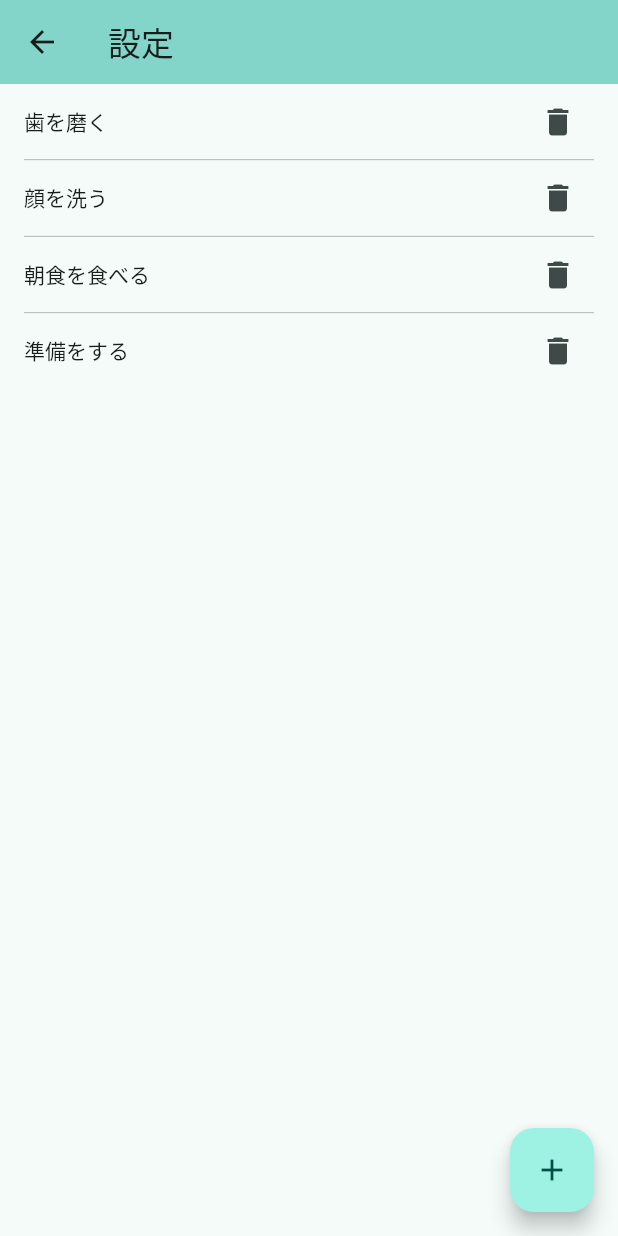
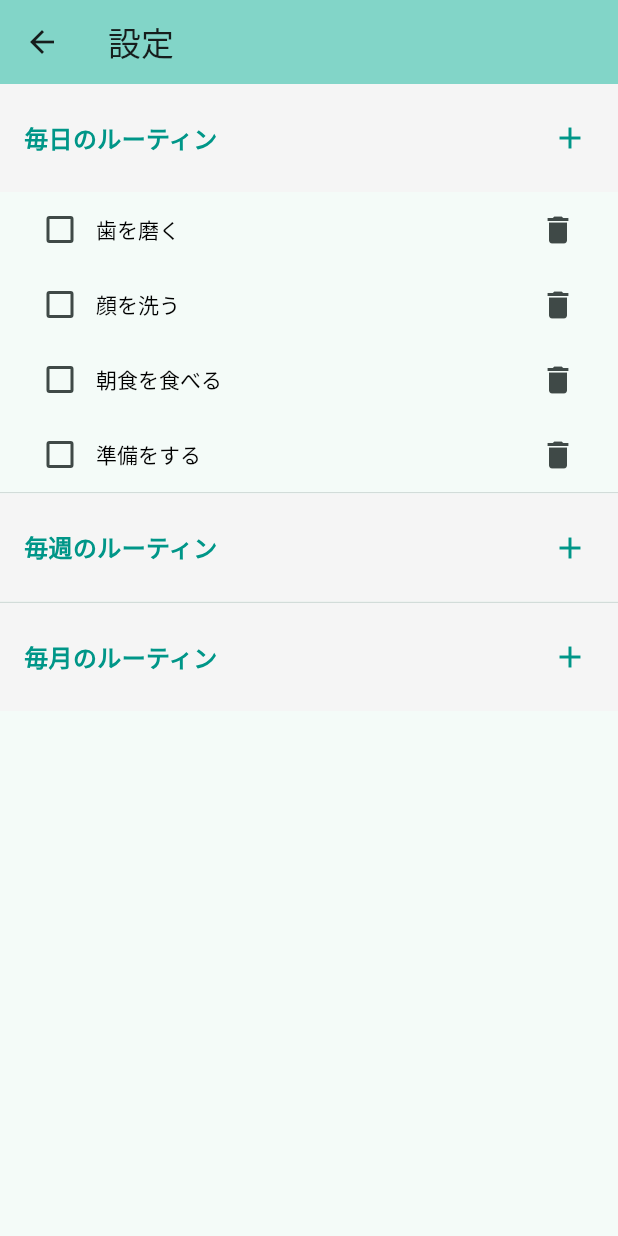
Before and after one commit to kenji-uematsu/morning_routine_app, a Flutter app: the screen it shows after launch, after a tap on the "settings" icon, on a phone screen of 412 x 824 dp. Run offline on Flutter 3.47's test engine with Material 3 defaults, Android fonts, the phone set to English and light mode, and no system bars.

Commit message:
基本機能実装完了

```diff
--- a/lib/main.dart
+++ b/lib/main.dart
@@ -67,10 +67,11 @@ class _MyHomePageState extends State<MyHomePage> {
 
   // タスクリストを追加
   final List<Task> _tasks = [
-    Task('歯を磨く'),
-    Task('顔を洗う'),
-    Task('朝食を食べる'),
-    Task('準備をする'),
+    Task('歯を磨く', period: TaskPeriod.daily),
+    Task('顔を洗う', period: TaskPeriod.daily),
+    Task('朝食を食べる', period: TaskPeriod.daily),
+    Task('準備をする', period: TaskPeriod.daily),
+    // 追加でweeklyやmonthlyのタスクがあれば、それらも明示的に期間を指定
   ];
 
   void _incrementCounter() {
@@ -108,6 +109,14 @@ class _MyHomePageState extends State<MyHomePage> {
 
   @override
   Widget build(BuildContext context) {
+    // 期間ごとにタスクをグループ化
+    final dailyTasks =
+        _tasks.where((task) => task.period == TaskPeriod.daily).toList();
+    final weeklyTasks =
+        _tasks.where((task) => task.period == TaskPeriod.weekly).toList();
+    final monthlyTasks =
+        _tasks.where((task) => task.period == TaskPeriod.monthly).toList();
+
     return Scaffold(
       appBar: AppBar(
         backgroundColor: Theme.of(context).colorScheme.inversePrimary,
@@ -119,7 +128,7 @@ class _MyHomePageState extends State<MyHomePage> {
           ),
         ],
       ),
-      body: Column(
+      body: ListView(
         children: [
           // カウンター部分（既存のまま）
           Center(
@@ -135,50 +144,93 @@ class _MyHomePageState extends State<MyHomePage> {
             ),
           ),
 
-          // タスクリスト（新規追加）
-          const SizedBox(height: 20),
-          const Text(
-            '朝のルーティン',
-            style: TextStyle(fontSize: 18, fontWeight: FontWeight.bold),
+          // 毎日のタスクセクション
+          if (dailyTasks.isNotEmpty) ...[
+            const SizedBox(height: 16),
+            _buildSectionHeader('毎日のルーティン'),
+            ...dailyTasks.map((task) => _buildTaskItem(task)),
+          ],
+
+          // 毎週のタスクセクション
+          if (weeklyTasks.isNotEmpty) ...[
+            const SizedBox(height: 16),
+            _buildSectionHeader('毎週のルーティン'),
+            ...weeklyTasks.map((task) => _buildTaskItem(task)),
+          ],
+
+          // 毎月のタスクセクション
+          if (monthlyTasks.isNotEmpty) ...[
+            const SizedBox(height: 16),
+            _buildSectionHeader('毎月のルーティン'),
+            ...monthlyTasks.map((task) => _buildTaskItem(task)),
+          ],
+        ],
       ),
-          Expanded(
-            child: ListView.builder(
-              itemCount: _tasks.length,
-              itemBuilder: (context, index) {
-                return ListTile(
+      floatingActionButton: FloatingActionButton(
+        onPressed: _openSettings,
+        tooltip: '設定',
+        child: const Icon(Icons.settings),
+      ),
+    );
+  }
+
+  Widget _buildSectionHeader(String title) {
+    return Container(
+      padding: const EdgeInsets.fromLTRB(16, 12, 8, 12),
+      color: Colors.grey[100],
+      child: Text(
+        title,
+        style: const TextStyle(
+          fontSize: 16,
+          fontWeight: FontWeight.bold,
+          color: Colors.teal,
+        ),
+      ),
+    );
+  }
+
+  Widget _buildTaskItem(Task task) {
+    return Opacity(
+      // チェック済みのタスクは半透明表示
+      opacity: task.isCompleted ? 0.6 : 1.0,
+      child: ListTile(
         title: Text(
-                    _tasks[index].title,
+          task.title,
           style: TextStyle(
-                      decoration:
-                          _tasks[index].isCompleted
-                              ? TextDecoration.lineThrough
-                              : null,
+            // decoration: task.isCompleted ? TextDecoration.lineThrough : null, // 取り消し線を削除
+            color: task.isCompleted ? Colors.grey : Colors.black,
           ),
         ),
         leading: Checkbox(
-                    value: _tasks[index].isCompleted,
-                    onChanged: (_) => _toggleTaskCompletion(index),
+          value: task.isCompleted,
+          // チェック済みの場合は操作不能に
+          onChanged:
+              task.isCompleted
+                  ? null // nullにすることでチェックボックスが無効化される
+                  : (_) => _toggleTaskCompletion(_tasks.indexOf(task)),
         ),
-                );
+        // タップ操作も無効化
+        onTap:
+            task.isCompleted
+                ? null
+                : () {
+                  setState(() {
+                    _toggleTaskCompletion(_tasks.indexOf(task));
+                  });
                 },
-            ),
-          ),
-        ],
-      ),
-      floatingActionButton: FloatingActionButton(
-        onPressed: _incrementCounter,
-        tooltip: 'Increment',
-        child: const Icon(Icons.add),
       ),
     );
   }
 }
 
+enum TaskPeriod { daily, weekly, monthly }
+
 class Task {
   String title;
   bool isCompleted;
+  TaskPeriod? period; // nullを許容するよう?マークを追加
 
-  Task(this.title, {this.isCompleted = false});
+  Task(this.title, {this.isCompleted = false, this.period = TaskPeriod.daily});
 }
 
 // 設定ページ
@@ -205,9 +257,15 @@ class _SettingsPageState extends State<SettingsPage> {
     super.initState();
     // タスクのコピーを作成して編集可能にする
     _editableTasks =
-        widget.tasks
-            .map((task) => Task(task.title, isCompleted: task.isCompleted))
-            .toList();
+        widget.tasks.map((task) {
+          // nullチェックを追加
+          final TaskPeriod safePeriod = task.period ?? TaskPeriod.daily;
+          return Task(
+            task.title,
+            isCompleted: task.isCompleted,
+            period: safePeriod, // nullの場合はdailyをデフォルト値として使用
+          );
+        }).toList();
   }
 
   // 新しいタスクを追加
@@ -229,10 +287,24 @@ class _SettingsPageState extends State<SettingsPage> {
 
   @override
   Widget build(BuildContext context) {
+    // 期間ごとにタスクをグループ化
+    final dailyTasks =
+        _editableTasks
+            .where(
+              (task) => task.period == TaskPeriod.daily || task.period == null,
+            )
+            .toList();
+    final weeklyTasks =
+        _editableTasks
+            .where((task) => task.period == TaskPeriod.weekly)
+            .toList();
+    final monthlyTasks =
+        _editableTasks
+            .where((task) => task.period == TaskPeriod.monthly)
+            .toList();
+
     return GestureDetector(
-      // 全体をGestureDetectorでラップ
       onTap: () {
-        // 画面の任意の場所をタップしたら編集モードを終了
         if (_editingIndex != null) {
           setState(() {
             _editingIndex = null;
@@ -246,85 +318,160 @@ class _SettingsPageState extends State<SettingsPage> {
           leading: IconButton(
             icon: const Icon(Icons.arrow_back),
             onPressed: () {
-              // 空のタスクを削除
               _editableTasks.removeWhere((task) => task.title.isEmpty);
-              // 変更をメイン画面に反映
               widget.onTasksChanged(_editableTasks);
               Navigator.pop(context);
             },
           ),
         ),
-        body: ListView.separated(
-          // builderからseparatedに変更
-          itemCount: _editableTasks.length,
-          // 区切り線の定義
-          separatorBuilder:
-              (context, index) => const Divider(
-                color: Colors.grey, // グレーの線
-                height: 1.0, // 線の表示上の高さ（スペース込み）
-                thickness: 0.5, // 線自体の太さ
-                indent: 16.0, // 左側の余白
-                endIndent: 16.0, // 右側の余白
+        body: ListView(
+          children: [
+            // 毎日のタスクセクション
+            _buildSectionHeader(
+              '毎日のルーティン',
+              () => _addTaskWithPeriod(TaskPeriod.daily),
             ),
-          itemBuilder: (context, index) {
+            ...dailyTasks.asMap().entries.map(
+              (entry) => _buildTaskItem(
+                entry.value,
+                _editableTasks.indexOf(entry.value),
+              ),
+            ),
+            const Divider(height: 1.0, thickness: 0.5),
+
+            // 毎週のタスクセクション
+            _buildSectionHeader(
+              '毎週のルーティン',
+              () => _addTaskWithPeriod(TaskPeriod.weekly),
+            ),
+            ...weeklyTasks.asMap().entries.map(
+              (entry) => _buildTaskItem(
+                entry.value,
+                _editableTasks.indexOf(entry.value),
+              ),
+            ),
+            const Divider(height: 1.0, thickness: 0.5),
+
+            // 毎月のタスクセクション
+            _buildSectionHeader(
+              '毎月のルーティン',
+              () => _addTaskWithPeriod(TaskPeriod.monthly),
+            ),
+            ...monthlyTasks.asMap().entries.map(
+              (entry) => _buildTaskItem(
+                entry.value,
+                _editableTasks.indexOf(entry.value),
+              ),
+            ),
+          ],
+        ),
+        // メインの+ボタンは削除してもOK（セクションごとに+ボタンがあるため）
+      ),
+    );
+  }
+
+  // セクションヘッダーを作成するヘルパーメソッド
+  Widget _buildSectionHeader(String title, VoidCallback onAddPressed) {
+    return Container(
+      padding: const EdgeInsets.fromLTRB(16, 12, 8, 12),
+      color: Colors.grey[100],
+      child: Row(
+        children: [
+          Expanded(
+            child: Text(
+              title,
+              style: const TextStyle(
+                fontSize: 16,
+                fontWeight: FontWeight.bold,
+                color: Colors.teal,
+              ),
+            ),
+          ),
+          // プラスボタン
+          IconButton(
+            icon: const Icon(Icons.add, color: Colors.teal),
+            splashRadius: 20,
+            onPressed: onAddPressed,
+          ),
+        ],
+      ),
+    );
+  }
+
+  // 指定した期間のタスクを追加
+  void _addTaskWithPeriod(TaskPeriod period) {
+    setState(() {
+      // 新しいタスクを指定の期間で作成
+      final newTask = Task('', period: period);
+      _editableTasks.add(newTask);
+      _editingIndex = _editableTasks.length - 1;
+    });
+  }
+
+  // タスクアイテムを作成するヘルパーメソッド
+  Widget _buildTaskItem(Task task, int index) {
     final isEditing = _editingIndex == index;
 
-            // ListTileの代わりにGestureDetector+Containerの組み合わせを使用
     return GestureDetector(
       onTap: () {
         setState(() {
           _editingIndex = index;
         });
       },
-              behavior: HitTestBehavior.opaque, // タップ検出を確実にする
+      behavior: HitTestBehavior.opaque,
       child: Container(
         padding: const EdgeInsets.symmetric(horizontal: 16.0),
-                height: 50.0, // 固定高さを設定
+        height: 50.0,
         child: Row(
           children: [
-                    // タイトル部分（メインコンテンツ）
+            // チェックボックスを追加
+            Checkbox(
+              value: task.isCompleted,
+              onChanged: (value) {
+                setState(() {
+                  task.isCompleted = value ?? false;
+                });
+              },
+            ),
             Expanded(
               child: Container(
-                        alignment: Alignment.centerLeft, // 左寄せの中央揃え
-                        height: 30.0, // 固定高さを設定（親コンテナより小さく）
+                alignment: Alignment.centerLeft,
+                height: 30.0,
                 child:
                     isEditing
-                                // 編集モードの場合
                         ? TextField(
                           autofocus: true,
-                                  controller: TextEditingController(
-                                    text: _editableTasks[index].title,
-                                  ),
+                          controller: TextEditingController(text: task.title),
                           style: commonTextStyle,
                           decoration: const InputDecoration(
-                                    isCollapsed: true, // これを追加！高さの制御が良くなります
+                            isCollapsed: true,
                             border: InputBorder.none,
                             isDense: true,
                             contentPadding: EdgeInsets.zero,
                           ),
+                          onChanged: (value) {
+                            // テキスト変更時にリアルタイムでタイトルを更新
+                            task.title = value;
+                          },
                           onSubmitted: (value) {
                             setState(() {
-                                      if (value.isNotEmpty) {
-                                        _editableTasks[index].title = value;
-                                      }
                               _editingIndex = null;
                             });
                           },
                         )
-                                // 表示モードの場合
                         : Align(
                           alignment: Alignment.centerLeft,
                           child: Text(
-                                    _editableTasks[index].title.isEmpty
-                                        ? '(タスク名を入力)'
-                                        : _editableTasks[index].title,
-                                    style: commonTextStyle,
+                            task.title.isEmpty ? '(タスク名を入力)' : task.title,
+                            style: TextStyle(
+                              // decoration: task.isCompleted ? TextDecoration.lineThrough : null, // 取り消し線を削除
+                              color:
+                                  task.isCompleted ? Colors.grey : Colors.black,
+                            ).merge(commonTextStyle),
                           ),
                         ),
               ),
             ),
-
-                    // 削除ボタン
             IconButton(
               icon: const Icon(Icons.delete),
               splashRadius: 20,
@@ -334,14 +481,5 @@ class _SettingsPageState extends State<SettingsPage> {
         ),
       ),
     );
-          },
-        ),
-        floatingActionButton: FloatingActionButton(
-          onPressed: _addTask,
-          tooltip: 'タスクを追加',
-          child: const Icon(Icons.add),
-        ),
-      ),
-    );
   }
 }
```
Lines whose indentation alone changed are shown as unchanged.
